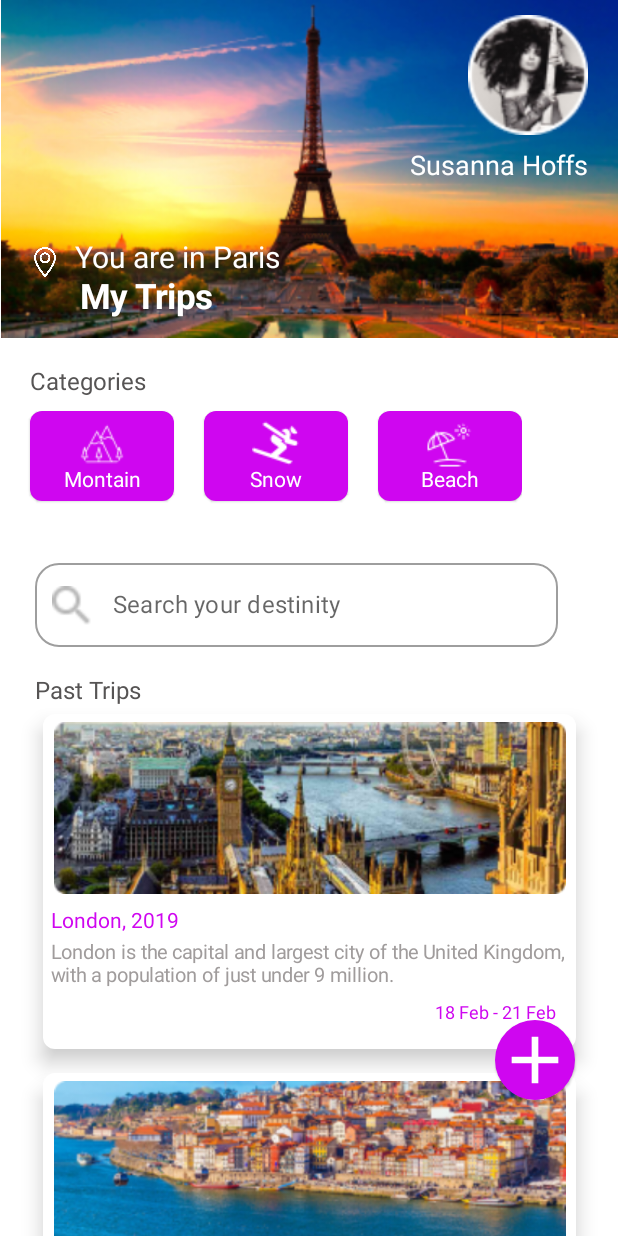
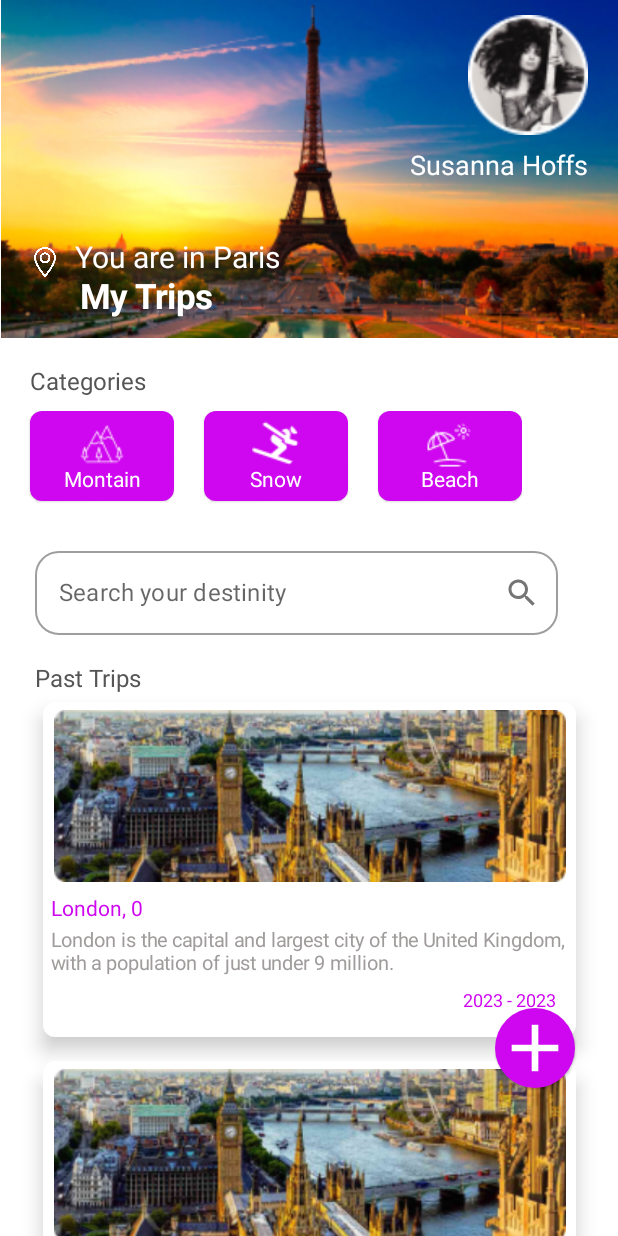
Before and after one commit to GustavoHenriqueProjects/ScreenLogin_Home, an Android app built with Jetpack Compose: the SignInActivity screen opened directly, with no data from a screen before it, on a phone screen of 412 x 824 dp. Run offline under Robolectric (Android 15) with nearby library versions, the phone set to English and light mode, and no system bars.

Commit message:
Atualizando back com front

```diff
--- a/app/src/main/java/com/example/interfacelogin/dao/repository/ListCategories.kt
+++ /dev/null
@@ -1,55 +0,0 @@
-package com.example.interfacelogin.dao.repository
-
-import androidx.compose.runtime.Composable
-import androidx.compose.ui.res.painterResource
-import androidx.compose.ui.res.stringResource
-import com.example.interfacelogin.R
-import com.example.interfacelogin.model.CardCategories
-
-class ListCategories {
-    companion object {
-
-        @Composable
-        fun getListCategories(): List<CardCategories> {
-            return listOf<CardCategories>(
-                CardCategories(
-                    id = 0,
-                    cardtitle = stringResource(id = R.string.mytrips_title_montain),
-                    image = painterResource(id = R.drawable.montain)
-                ),
-                CardCategories(
-                    id = 1,
-                    cardtitle = stringResource(id = R.string.mytrips_title_snow),
-                    image = painterResource(id = R.drawable.snow)
-                ),
-                CardCategories(
-                    id = 2,
-                    cardtitle = stringResource(id = R.string.mytrips_title_beach),
-                    image = painterResource(id = R.drawable.beach)
-                )
-            )
-        }
-
-        @Composable
-        fun getListTrips(): List<CardCategories> {
-            return listOf<CardCategories>(
-                CardCategories(
-                    id = 0,
-                    image = painterResource(id = R.drawable.trip_london),
-                    localTrip = stringResource(id = R.string.mytrips_post_trips_subtitle_London),
-                    year = 2019,
-                    text = stringResource(id = R.string.mytrips_text_london),
-                    month = stringResource(id = R.string.mytrips_post_trips_month_London)
-                ),
-                CardCategories(
-                    id = 1,
-                    image = painterResource(id = R.drawable.trip_porto),
-                    localTrip = stringResource(id = R.string.mytrips_post_trips_subtitle_Porto),
-                    year = 2022,
-                    text = stringResource(id = R.string.mytrips_text_Porto),
-                    month = stringResource(id = R.string.mytrips_post_trips_month_Porto)
-                )
-            )
-        }
-    }
-}
--- a/app/src/main/java/com/example/interfacelogin/gui/MainActivity.kt
+++ b/app/src/main/java/com/example/interfacelogin/gui/MainActivity.kt
@@ -1,5 +1,6 @@
 package com.example.interfacelogin.gui
 
+import android.annotation.SuppressLint
 import android.content.Context
 import android.content.Intent
 import android.os.Bundle
@@ -260,6 +261,7 @@ fun InterfaceLoginScreen() {
     }
 }
 
+@SuppressLint("SuspiciousIndentation")
 fun authenticat(
     email:String, password:String, context:Context) {
 
@@ -280,7 +282,7 @@ fun authenticat(
             Intent(context,
                 SignInActivity::class.java)
             openScreenSignIn.putExtra("id", user.id)
-            openScreenSignIn.putExtra("name", user.userName)
+            //openScreenSignIn.putExtra("name", user.userName)
 
         context.startActivity(openScreenSignIn)
     }
--- a/app/src/main/java/com/example/interfacelogin/gui/SignInActivity.kt
+++ b/app/src/main/java/com/example/interfacelogin/gui/SignInActivity.kt
@@ -1,42 +1,34 @@
 package com.example.interfacelogin.gui
 
-import android.media.midi.MidiOutputPort
 import android.os.Bundle
 import android.util.Log
 import androidx.activity.ComponentActivity
 import androidx.activity.compose.setContent
 import androidx.compose.foundation.Image
-import androidx.compose.foundation.background
 import androidx.compose.foundation.layout.*
 import androidx.compose.foundation.lazy.LazyColumn
 import androidx.compose.foundation.lazy.LazyRow
 import androidx.compose.foundation.lazy.items
-import androidx.compose.foundation.rememberScrollState
 import androidx.compose.foundation.shape.RoundedCornerShape
-import androidx.compose.foundation.text.KeyboardOptions
-import androidx.compose.foundation.verticalScroll
 import androidx.compose.material.*
+import androidx.compose.material.icons.Icons
+import androidx.compose.material.icons.filled.Search
 import androidx.compose.runtime.*
 import androidx.compose.runtime.saveable.rememberSaveable
 import androidx.compose.ui.Alignment
 import androidx.compose.ui.Modifier
 import androidx.compose.ui.graphics.Color
 import androidx.compose.ui.graphics.ColorFilter
-import androidx.compose.ui.graphics.graphicsLayer
-import androidx.compose.ui.graphics.vector.ImageVector
-import androidx.compose.ui.graphics.vector.rememberVectorPainter
-import androidx.compose.ui.modifier.modifierLocalConsumer
 import androidx.compose.ui.res.painterResource
 import androidx.compose.ui.res.stringResource
 import androidx.compose.ui.text.font.FontWeight
-import androidx.compose.ui.text.input.KeyboardType
-import androidx.compose.ui.text.input.PasswordVisualTransformation
-import androidx.compose.ui.tooling.preview.Preview
 import androidx.compose.ui.unit.dp
 import androidx.compose.ui.unit.sp
 import com.example.interfacelogin.R
-import com.example.interfacelogin.dao.repository.ListCategories
-import com.example.interfacelogin.model.CardCategories
+import com.example.interfacelogin.model.Trip
+import com.example.interfacelogin.model.Category
+import com.example.interfacelogin.repository.CategoryRepository
+import com.example.interfacelogin.repository.TripRepository
 import com.example.interfacelogin.ui.theme.InterfaceLoginTheme
 
 class SignInActivity : ComponentActivity() {
@@ -52,7 +44,8 @@ class SignInActivity : ComponentActivity() {
         setContent {
             InterfaceLoginTheme {
                 InterfaceSignIn(
-                    ListCategories.getListCategories()
+                    CategoryRepository.getCategories(),
+                    TripRepository.getTrips()
                 )
             }
         }
@@ -60,7 +53,7 @@ class SignInActivity : ComponentActivity() {
 }
 
 @Composable
-fun InterfaceSignIn(cards: List<CardCategories>) {
+fun InterfaceSignIn(categories: List<Category>, trips: List<Trip>){
     var search by rememberSaveable {
         mutableStateOf("")
     }
@@ -70,10 +63,11 @@ fun InterfaceSignIn(cards: List<CardCategories>) {
             Box(modifier = Modifier.fillMaxWidth()) {
                 Image(
                     painter = painterResource(id = R.drawable.background_image),
-                    contentDescription = "",
+                    contentDescription = "Logo",
                     modifier = Modifier
                         .fillMaxWidth()
-                        .size(225.dp)
+                        .size(225.dp), // Ou contentScale.crop
+
                 )
                 Column(
                     modifier = Modifier
@@ -138,6 +132,8 @@ fun InterfaceSignIn(cards: List<CardCategories>) {
                 }
                 Column(modifier = Modifier.fillMaxWidth()) {
                     LazyRow() {
+                        //Modo errado: for , Modo Certo: RecyclerView
+                        /***************************************************************************
                         for (card in cards) {
                         item {
                         Card(
@@ -180,9 +176,52 @@ fun InterfaceSignIn(cards: List<CardCategories>) {
                         }
                         }
                         }
+                         ****************************************************************************/
+                        //Loop Inteligente para nao sobrecarregar o smarphone, um Loop controlado de informação
+                        items(categories) {
+                            Card(
+                                modifier = Modifier
+                                    .size(116.dp, 70.dp)
+                                    .padding(top = 10.dp, start = 20.dp),
+                                shape = RoundedCornerShape(
+                                    topStart = 8.dp,
+                                    topEnd = 8.dp,
+                                    bottomStart = 8.dp,
+                                    bottomEnd = 8.dp
+                                ),
+                                backgroundColor = Color(
+                                    red = 207,
+                                    green = 6,
+                                    blue = 240
+                                )
+
+                            ) {
+                                Column(
+                                    modifier = Modifier.fillMaxWidth(),
+                                    verticalArrangement = Arrangement.Center,
+                                    horizontalAlignment = Alignment.CenterHorizontally
+                                ) {
+
+                                    Image(
+                                        painter = it.categoryIcon,
+                                        contentDescription = it.categoryName,
+                                        modifier = Modifier.size(width = 32.dp, height = 32.dp)
+
+                                    )
+
+                                    Text(
+                                        text = "${it.categoryName}",
+                                        fontSize = 14.sp,
+                                        color = Color.White
+
+                                    )
                                 }
                             }
-                OutlinedTextField(
+                        }
+                    }
+                }
+                /**********************************************************************************
+                 * OutlinedTextField(
                     value = search,
                     onValueChange = {
                         Log.i("Smartphone", it)
@@ -207,6 +246,31 @@ fun InterfaceSignIn(cards: List<CardCategories>) {
                         )
                     },
                 )
+                 ***********************************************************************************/
+                OutlinedTextField(
+                    value = search,
+                    onValueChange = {search = it},
+                    modifier = Modifier
+                        .fillMaxWidth()
+                        .padding(
+                            start = 23.dp,
+                            top = 33.dp,
+                            end = 40.dp
+                        ),
+                    shape = RoundedCornerShape(16.dp),
+                    placeholder = {
+                        Text(text = stringResource(id = R.string.mytrips_search))
+                    },
+                    //Transforma o Icon em botao
+                    trailingIcon = {
+                        IconButton(onClick = { /*TODO*/ }) {
+                            Icon(
+                                imageVector = Icons.Default.Search,
+                                contentDescription = ""
+                            )
+                        }
+                    }
+                )
             }
             Column(modifier = Modifier.fillMaxWidth()) {
                 Spacer(modifier = Modifier.height(20.dp))
@@ -221,17 +285,17 @@ fun InterfaceSignIn(cards: List<CardCategories>) {
                         color = Color(86, 84, 84)
                     )
                 }
-                CardsTrips(ListCategories.getListTrips())
+                CardsTrips(TripRepository.getTrips())
             }
         }
     }
 }
 
 @Composable
-fun CardsTrips(cards: List<CardCategories>) {
-    Box{
+fun CardsTrips(trips: List<Trip>) {
+    Box {
         LazyColumn() {
-            items(cards) { card ->
+            items(trips) { it ->
                 Spacer(modifier = Modifier.height(6.dp))
                 Column(
                     modifier = Modifier
@@ -250,7 +314,8 @@ fun CardsTrips(cards: List<CardCategories>) {
                     ) {
                         Column(modifier = Modifier.fillMaxWidth()) {
                             Image(
-                                painter = card.image ?: painterResource(id = R.drawable.trip_london),
+                                painter = painterResource(id = R.drawable.trip_london)
+                                    ?: painterResource(id = R.drawable.trip_london),
                                 contentDescription = "",
                                 modifier = Modifier
                                     .fillMaxWidth()
@@ -258,25 +323,29 @@ fun CardsTrips(cards: List<CardCategories>) {
                                     .padding(start = 5.dp, top = 5.dp, end = 5.dp)
                             )
                             Text(
-                                text = "${card.localTrip}, ${card.year}",
+                                text = "${it.location}, ${it.id}",
                                 modifier = Modifier.padding(start = 5.dp, top = 10.dp),
                                 fontSize = 14.sp,
                                 color = Color(207, 6, 240)
                             )
                             Spacer(modifier = Modifier.height(5.dp))
                             Text(
-                                text = card.text,
+                                text = it.description,
                                 modifier = Modifier.padding(start = 5.dp),
                                 fontSize = 13.sp,
                                 color = Color(160, 156, 156)
                             )
                             Spacer(modifier = Modifier.height(10.dp))
-                            Row(modifier = Modifier.fillMaxWidth(),
-                            horizontalArrangement = Arrangement.End) {
-                                Text(text = "${card.month}",
+                            Row(
+                                modifier = Modifier.fillMaxWidth(),
+                                horizontalArrangement = Arrangement.End
+                            ) {
+                                Text(
+                                    text = "${it.startDate.year} - ${it.startDate.year}",
                                     modifier = Modifier.padding(end = 13.dp),
                                     fontSize = 12.sp,
-                                color = Color(207, 6, 240))
+                                    color = Color(207, 6, 240)
+                                )
                             }
                         }
                     }
@@ -302,8 +371,8 @@ fun CardsTrips(cards: List<CardCategories>) {
             )
 
         ) {
-            Image(painter = painterResource(id = R.drawable.add_24)
-                ,contentDescription = "",
+            Image(
+                painter = painterResource(id = R.drawable.add_24), contentDescription = "",
                 modifier = Modifier.size(3.dp),
                 colorFilter = ColorFilter.tint(Color.White)
             )
--- a/app/src/main/java/com/example/interfacelogin/model/CardCategories.kt
+++ /dev/null
@@ -1,18 +0,0 @@
-package com.example.interfacelogin.model
-
-import androidx.compose.ui.graphics.painter.Painter
-
-/**************************************************
- * Data Class representa os dados de algo que existe
- * na tablea do banco de dados.
- ***************************************************/
-data class CardCategories(
-    var id: Int = 0,
-    var cardtitle: String = "",
-    var image: Painter? = null, // ? -> Significa que esse atrituto pode ser null
-    var text: String = "",
-    var localTrip: String = "",
-    var year: Int = 0,
-    var day: Int = 0,
-    var month: String = ""
-)
--- /dev/null
+++ b/app/src/main/java/com/example/interfacelogin/model/Category.kt
@@ -0,0 +1,10 @@
+package com.example.interfacelogin.model
+
+import androidx.compose.ui.graphics.painter.Painter
+
+//Classe feito pelo Professor para pegar as informacoes do banco
+data class Category(
+    var id: Long = 0,
+    var categoryName: String,
+    var categoryIcon: Painter // ou Drawable para nao ser funcao de composicao
+)
--- /dev/null
+++ b/app/src/main/java/com/example/interfacelogin/model/Trip.kt
@@ -0,0 +1,19 @@
+package com.example.interfacelogin.model
+
+import androidx.compose.ui.graphics.painter.Painter
+import com.example.interfacelogin.R
+import java.time.LocalDate
+
+/**************************************************
+ * Data Class representa os dados de algo que existe
+ * na tablea do banco de dados.
+ ***************************************************/
+data class Trip(
+    var id: Long = 0, // O Long permite mais informacoes que o Int
+    var location: String = "",
+    //var image: Painter? = null, // ? -> Significa que esse atrituto pode ser null
+    var description: String = "",
+    var startDate: LocalDate = LocalDate.of(2000,1,1),
+    var endDate: LocalDate = LocalDate.of(2000,1,1),
+    var image: Int = R.drawable.no_photography_24
+)
--- /dev/null
+++ b/app/src/main/java/com/example/interfacelogin/repository/CategoryRepository.kt
@@ -0,0 +1,33 @@
+package com.example.interfacelogin.repository
+
+import androidx.compose.runtime.Composable
+import androidx.compose.ui.res.painterResource
+import com.example.interfacelogin.R
+import com.example.interfacelogin.model.Category
+
+//Essa Classe faz uso dos atributos da classe Category para criar uma lista
+class CategoryRepository {
+    companion object {
+        //Funcao que retorna uma lista de categorias dos cards de viagem
+        @Composable
+        fun getCategories(): List<Category> {
+            return listOf(
+                Category(
+                    id = 1,
+                    categoryName = "Montain",
+                    categoryIcon = painterResource(id = R.drawable.montain)
+                ),
+                Category(
+                    id = 2,
+                    categoryName = "Snow",
+                    categoryIcon = painterResource(id = R.drawable.snow)
+                ),
+                Category(
+                    id = 3,
+                    categoryName = "Beach",
+                    categoryIcon = painterResource(id = R.drawable.beach)
+                )
+            )
+        }
+    }
+}
--- /dev/null
+++ b/app/src/main/java/com/example/interfacelogin/repository/TripRepository.kt
@@ -0,0 +1,27 @@
+package com.example.interfacelogin.repository
+
+import com.example.interfacelogin.model.Trip
+import java.time.LocalDate
+
+class TripRepository {
+    companion object{
+        fun getTrips(): List<Trip>{
+            return listOf(
+                Trip(
+                    id = 0,
+                    location = "London",
+                    description = "London is the capital and largest city of the United Kingdom, with a population of just under 9 million.",
+                    startDate = LocalDate.of(2023,4,21),
+                    endDate = LocalDate.of(2023,4,23)
+                ),
+                Trip(
+                    id = 1,
+                    location = "Porto",
+                    description = "Porto is the second city in Portugal, the capital of the Oporto District, and one of the Iberian Peninsula`s major urban",
+                    startDate = LocalDate.of(2023,4,21),
+                    endDate = LocalDate.of(2023,4,23)
+                )
+            )
+        }
+    }
+}
--- a/app/src/main/java/com/example/interfacelogin/repository/UserRepository.kt
+++ b/app/src/main/java/com/example/interfacelogin/repository/UserRepository.kt
@@ -26,5 +26,4 @@ class UserRepository(context: Context) {
     fun authenticate(email: String, password: String): User{
         return db.userDao().authenticate(email, password)
     }
-
 }
--- /dev/null
+++ b/app/src/main/res/drawable/no_photography_24.xml
@@ -0,0 +1,5 @@
+<vector android:height="24dp" android:tint="#000000"
+    android:viewportHeight="24" android:viewportWidth="24"
+    android:width="24dp" xmlns:android="http://schemas.android.com/apk/res/android">
+    <path android:fillColor="@android:color/white" android:pathData="M10.94,8.12L7.48,4.66L9,3h6l1.83,2H20c1.1,0 2,0.9 2,2v12c0,0.05 -0.01,0.1 -0.02,0.16l-5.1,-5.1C16.96,13.71 17,13.36 17,13c0,-2.76 -2.24,-5 -5,-5C11.64,8 11.29,8.04 10.94,8.12zM20.49,23.31L18.17,21H4c-1.1,0 -2,-0.9 -2,-2V7c0,-0.59 0.27,-1.12 0.68,-1.49l-2,-2L2.1,2.1l19.8,19.8L20.49,23.31zM14.49,17.32l-1.5,-1.5C12.67,15.92 12.35,16 12,16c-1.66,0 -3,-1.34 -3,-3c0,-0.35 0.08,-0.67 0.19,-0.98l-1.5,-1.5C7.25,11.24 7,12.09 7,13c0,2.76 2.24,5 5,5C12.91,18 13.76,17.75 14.49,17.32z"/>
+</vector>
```
Lines whose indentation alone changed are shown as unchanged.
